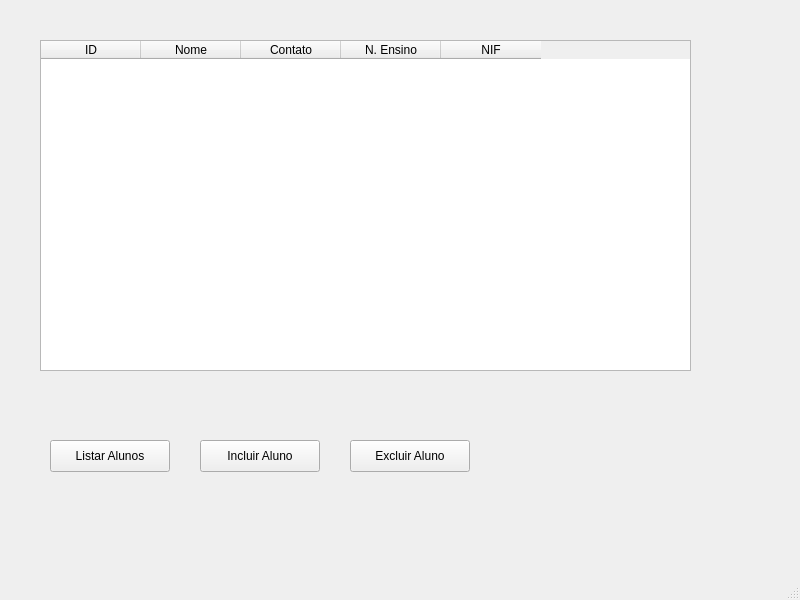
The window that ui/alunos.ui (fabio-guilherme/centroexplicacoes) describes before a commit, drawn with Qt 5.
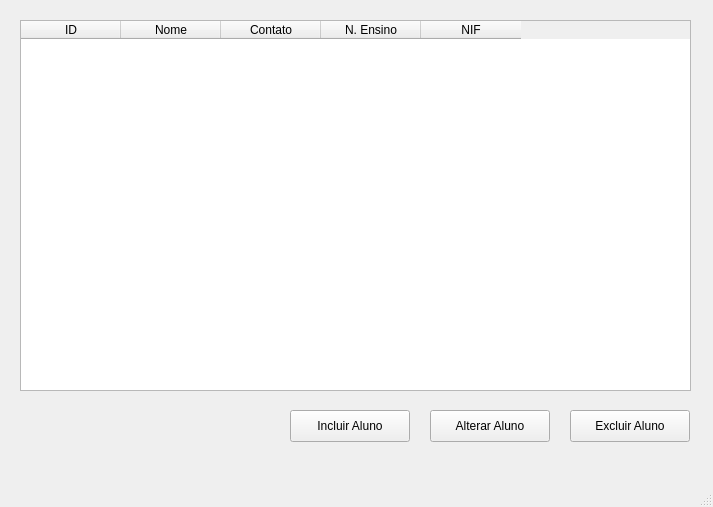
The same window after the commit.

Diff of the .ui file:
```diff
--- a/ui/alunos.ui
+++ b/ui/alunos.ui
@@ -6,8 +6,8 @@
    <rect>
     <x>0</x>
     <y>0</y>
-    <width>800</width>
-    <height>600</height>
+    <width>713</width>
+    <height>507</height>
    </rect>
   </property>
   <property name="windowTitle">
@@ -17,10 +17,10 @@
    <widget class="QTableWidget" name="tableAlunos">
     <property name="geometry">
      <rect>
-      <x>40</x>
-      <y>40</y>
-      <width>651</width>
-      <height>331</height>
+      <x>20</x>
+      <y>20</y>
+      <width>671</width>
+      <height>371</height>
      </rect>
     </property>
     <column>
@@ -49,24 +49,11 @@
      </property>
     </column>
    </widget>
-   <widget class="QPushButton" name="btnConsultar">
-    <property name="geometry">
-     <rect>
-      <x>50</x>
-      <y>440</y>
-      <width>120</width>
-      <height>32</height>
-     </rect>
-    </property>
-    <property name="text">
-     <string>Listar Alunos</string>
-    </property>
-   </widget>
    <widget class="QPushButton" name="btnNovoAluno">
     <property name="geometry">
      <rect>
-      <x>200</x>
-      <y>440</y>
+      <x>290</x>
+      <y>410</y>
       <width>120</width>
       <height>32</height>
      </rect>
@@ -75,11 +62,24 @@
      <string>Incluir Aluno</string>
     </property>
    </widget>
+   <widget class="QPushButton" name="btnAlterarAluno">
+    <property name="geometry">
+     <rect>
+      <x>430</x>
+      <y>410</y>
+      <width>120</width>
+      <height>32</height>
+     </rect>
+    </property>
+    <property name="text">
+     <string>Alterar Aluno</string>
+    </property>
+   </widget>
    <widget class="QPushButton" name="btnExcluirAluno">
     <property name="geometry">
      <rect>
-      <x>350</x>
-      <y>440</y>
+      <x>570</x>
+      <y>410</y>
       <width>120</width>
       <height>32</height>
      </rect>
```
Left out of the diff: 2 changed lines with no effect on the pictures.
